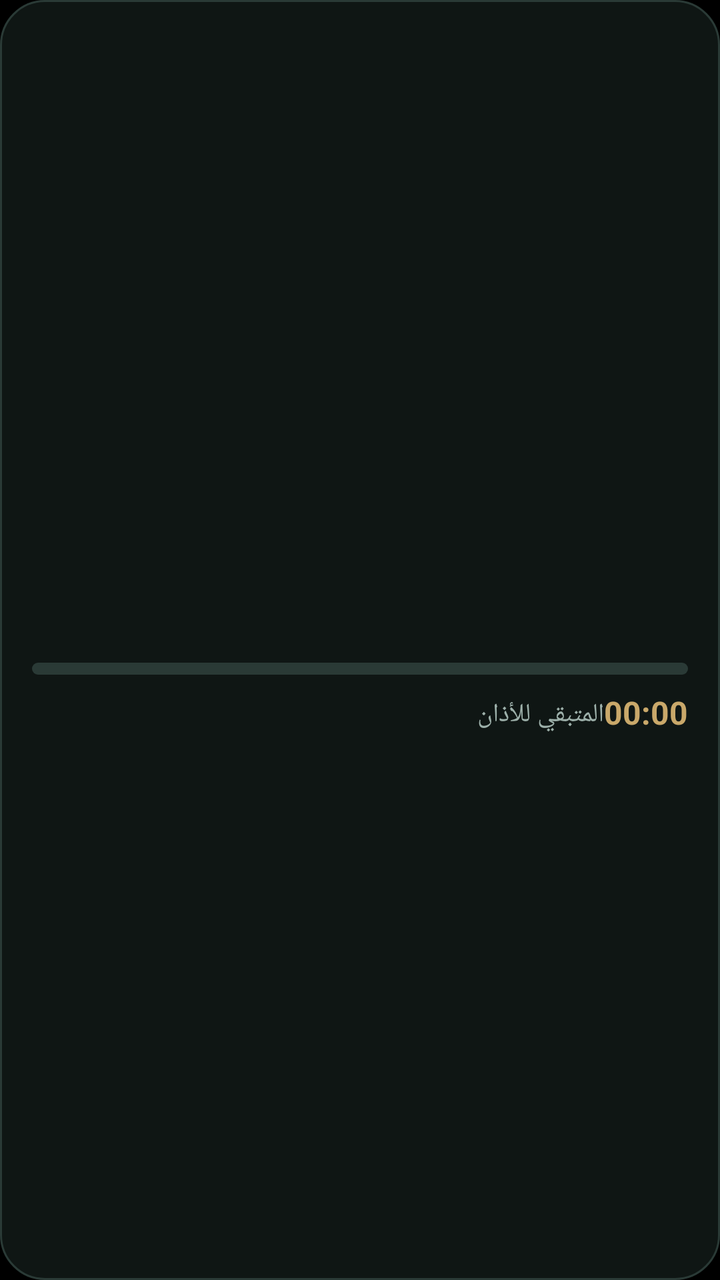
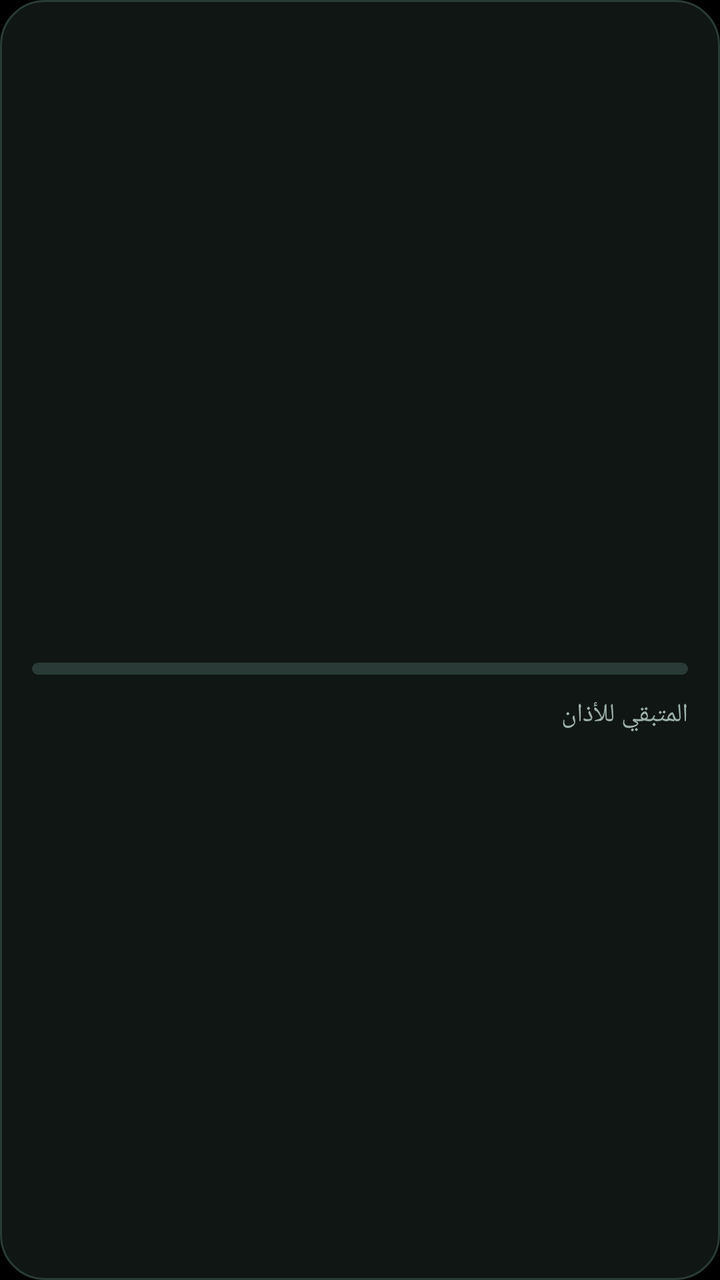

An Android layout rendered at two revisions. The XML below is the earlier revision; the diff shows what the commit changed to produce the second picture.
<!-- AndroidManifest.xml: application theme LaunchTheme -->
<!-- res/layout/widget_progress_card.xml -->
<?xml version="1.0" encoding="utf-8"?>
<LinearLayout xmlns:android="http://schemas.android.com/apk/res/android"
    android:id="@+id/widget_root" android:layout_width="match_parent" android:layout_height="match_parent"
    android:orientation="vertical" android:background="@drawable/widget_bg" android:padding="16dp" android:gravity="center_vertical">
    <TextView android:id="@+id/w_city" android:layout_width="match_parent" android:layout_height="wrap_content"
        android:textColor="#9DB0AA" android:textSize="12sp" />
    <LinearLayout android:layout_width="match_parent" android:layout_height="wrap_content" android:orientation="horizontal" android:gravity="center_vertical">
        <TextView android:id="@+id/w_name" android:layout_width="0dp" android:layout_weight="1" android:layout_height="wrap_content"
            android:textColor="#5FB59B" android:textSize="24sp" android:textStyle="bold" />
        <TextView android:id="@+id/w_time" android:layout_width="wrap_content" android:layout_height="wrap_content"
            android:textColor="#E8EFEC" android:textSize="24sp" android:textStyle="bold" />
    </LinearLayout>
    <ProgressBar android:id="@+id/w_progress" style="?android:attr/progressBarStyleHorizontal"
        android:layout_width="match_parent" android:layout_height="6dp" android:layout_marginTop="10dp" android:layout_marginBottom="8dp"
        android:max="100" android:progressDrawable="@drawable/widget_progress" />
    <LinearLayout android:layout_width="match_parent" android:layout_height="wrap_content" android:orientation="horizontal">
        <TextView android:layout_width="0dp" android:layout_weight="1" android:layout_height="wrap_content"
            android:text="المتبقي للأذان" android:textColor="#9DB0AA" android:textSize="13sp" />
        <Chronometer android:id="@+id/w_count" android:layout_width="wrap_content" android:layout_height="wrap_content"
            android:textColor="#C9A86A" android:textSize="16sp" android:textStyle="bold" />
    </LinearLayout>
</LinearLayout>
<!-- resources referenced by this layout -->
<resources>
  <!-- drawable widget_bg (drawable) -->
  <?xml version="1.0" encoding="utf-8"?>
  <shape xmlns:android="http://schemas.android.com/apk/res/android" android:shape="rectangle">
      <solid android:color="#F2101816" />
      <corners android:radius="22dp" />
      <stroke android:width="1dp" android:color="#2A3A36" />
  </shape>
  <!-- drawable widget_progress (drawable) -->
  <?xml version="1.0" encoding="utf-8"?>
  <layer-list xmlns:android="http://schemas.android.com/apk/res/android">
      <item android:id="@android:id/background">
          <shape android:shape="rectangle">
              <solid android:color="#2A3A36" />
              <corners android:radius="4dp" />
          </shape>
      </item>
      <item android:id="@android:id/progress">
          <clip>
              <shape android:shape="rectangle">
                  <solid android:color="#5FB59B" />
                  <corners android:radius="4dp" />
              </shape>
          </clip>
      </item>
  </layer-list>
  <style name="LaunchTheme" parent="@android:style/Theme.Black.NoTitleBar">
          <item name="android:windowBackground">@color/launch_background</item>
          <item name="android:windowFullscreen">false</item>
          <item name="android:windowLightStatusBar">false</item>
          <item name="android:windowLightNavigationBar">false</item>
          <item name="android:statusBarColor">#000000</item>
          <item name="android:navigationBarColor">#000000</item>
          <item name="android:windowAnimationStyle">@null</item>
      </style>
  <color name="launch_background">#000000</color>
</resources>

<!-- the commit's change to res/layout/widget_progress_card.xml (unified diff, before → after) -->
@@ -16,7 +16,7 @@
     <LinearLayout android:layout_width="match_parent" android:layout_height="wrap_content" android:orientation="horizontal">
         <TextView android:layout_width="0dp" android:layout_weight="1" android:layout_height="wrap_content"
             android:text="المتبقي للأذان" android:textColor="#9DB0AA" android:textSize="13sp" />
-        <Chronometer android:id="@+id/w_count" android:layout_width="wrap_content" android:layout_height="wrap_content"
+        <TextView android:id="@+id/w_count" android:layout_width="wrap_content" android:layout_height="wrap_content"
             android:textColor="#C9A86A" android:textSize="16sp" android:textStyle="bold" />
     </LinearLayout>
 </LinearLayout>
